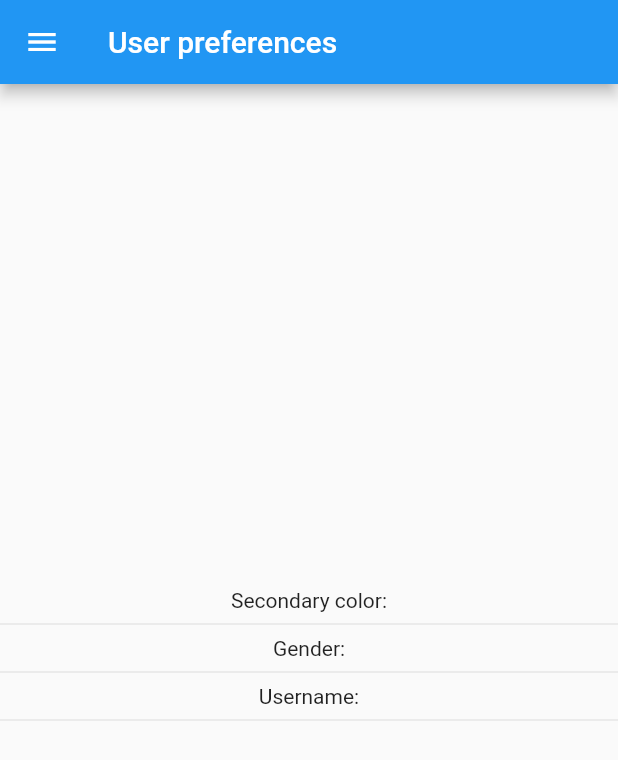
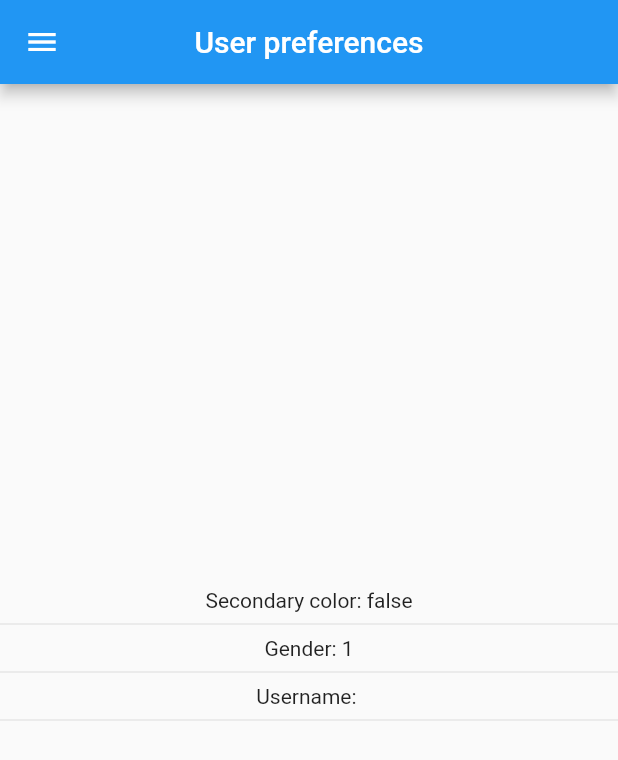
Before and after one commit to blessedmate/flutter-user-preferences-app, a Flutter app: the screen it shows after launch, in the side drawer, after a tap on "Home", on a phone screen of 412 x 824 dp. Shown: the top 760 px of the screen. Run offline on Flutter 3.47's test engine with Material 2 defaults, Android fonts, the phone set to English and light mode, and no system bars; our stand-ins replace shared_preferences.

Commit message:
full preferences implementation

```diff
--- a/lib/main.dart
+++ b/lib/main.dart
@@ -1,20 +1,30 @@
 import 'package:flutter/material.dart';
 import 'package:user_preferences_app/src/pages/home_page.dart';
 import 'package:user_preferences_app/src/pages/settings_page.dart';
+import 'package:user_preferences_app/src/shared_preferences/user_preferences.dart';
 
-void main() => runApp(const MyApp());
+void main() async {
+  // Creates Singleton and ensures proper build
+  WidgetsFlutterBinding.ensureInitialized();
+  final prefs = UserPreferences();
+  await prefs.initPrefs();
+
+  runApp(MyApp());
+}
 
 class MyApp extends StatelessWidget {
-  const MyApp({Key? key}) : super(key: key);
+  MyApp({Key? key}) : super(key: key);
+
+  final prefs = UserPreferences();
 
   @override
   Widget build(BuildContext context) {
     return MaterialApp(
       debugShowCheckedModeBanner: false,
       title: 'Preferences',
-      initialRoute: HomePage.routeName,
+      initialRoute: prefs.lastPage,
       routes: {
-        HomePage.routeName: (BuildContext context) => const HomePage(),
+        HomePage.routeName: (BuildContext context) => HomePage(),
         SettingsPage.routeName: (BuildContext context) => const SettingsPage(),
       },
     );
--- a/lib/src/pages/home_page.dart
+++ b/lib/src/pages/home_page.dart
@@ -1,27 +1,39 @@
 import 'package:flutter/material.dart';
+import 'package:user_preferences_app/src/shared_preferences/user_preferences.dart';
 import 'package:user_preferences_app/src/widgets/menu_widget.dart';
 
-class HomePage extends StatelessWidget {
+class HomePage extends StatefulWidget {
   const HomePage({Key? key}) : super(key: key);
 
   static const String routeName = 'home';
 
   @override
+  State<HomePage> createState() => _HomePageState();
+}
+
+class _HomePageState extends State<HomePage> {
+  final prefs = UserPreferences();
+
+  @override
   Widget build(BuildContext context) {
+    prefs.lastPage = HomePage.routeName;
+
     return Scaffold(
       appBar: AppBar(
         title: const Text('User preferences'),
+        centerTitle: true,
+        backgroundColor: prefs.secondaryColor ? Colors.teal : Colors.blue,
       ),
       drawer: const Menu(),
       body: Column(
         mainAxisAlignment: MainAxisAlignment.center,
-        children: const [
-          Text('Secondary color:'),
-          Divider(),
-          Text('Gender:'),
-          Divider(),
-          Text('Username:'),
-          Divider(),
+        children: [
+          Text('Secondary color: ${prefs.secondaryColor}'),
+          const Divider(),
+          Text('Gender: ${prefs.gender}'),
+          const Divider(),
+          Text('Username:${prefs.username}'),
+          const Divider(),
         ],
       ),
     );
--- a/lib/src/shared_preferences/user_preferences.dart
+++ b/lib/src/shared_preferences/user_preferences.dart
@@ -1,7 +1,51 @@
+import 'package:shared_preferences/shared_preferences.dart';
+
 class UserPreferences {
-  // No preferences used
+  // Singleton Pattern
+  static final UserPreferences _instance = UserPreferences._internal();
 
-  bool? _secondaryColor;
-  int? _gender;
-  String? _name;
+  factory UserPreferences() {
+    return _instance;
+  }
+  UserPreferences._internal();
+
+  late SharedPreferences _prefs;
+
+  initPrefs() async {
+    _prefs = await SharedPreferences.getInstance();
+  }
+
+  // Getters and Setters
+
+  int get gender {
+    return _prefs.getInt('gender') ?? 1;
+  }
+
+  set gender(int val) {
+    _prefs.setInt('gender', val);
+  }
+
+  bool get secondaryColor {
+    return _prefs.getBool('secondaryColor') ?? false;
+  }
+
+  set secondaryColor(bool val) {
+    _prefs.setBool('secondaryColor', val);
+  }
+
+  String get username {
+    return _prefs.getString('username') ?? ' ';
+  }
+
+  set username(String val) {
+    _prefs.setString('username', val);
+  }
+
+  String get lastPage {
+    return _prefs.getString('lastPage') ?? 'home';
+  }
+
+  set lastPage(String val) {
+    _prefs.setString('lastPage', val);
+  }
 }
```
Also changed, not shown: lib/src/pages/settings_page.dart (+21 -20 lines), 1 other file.
